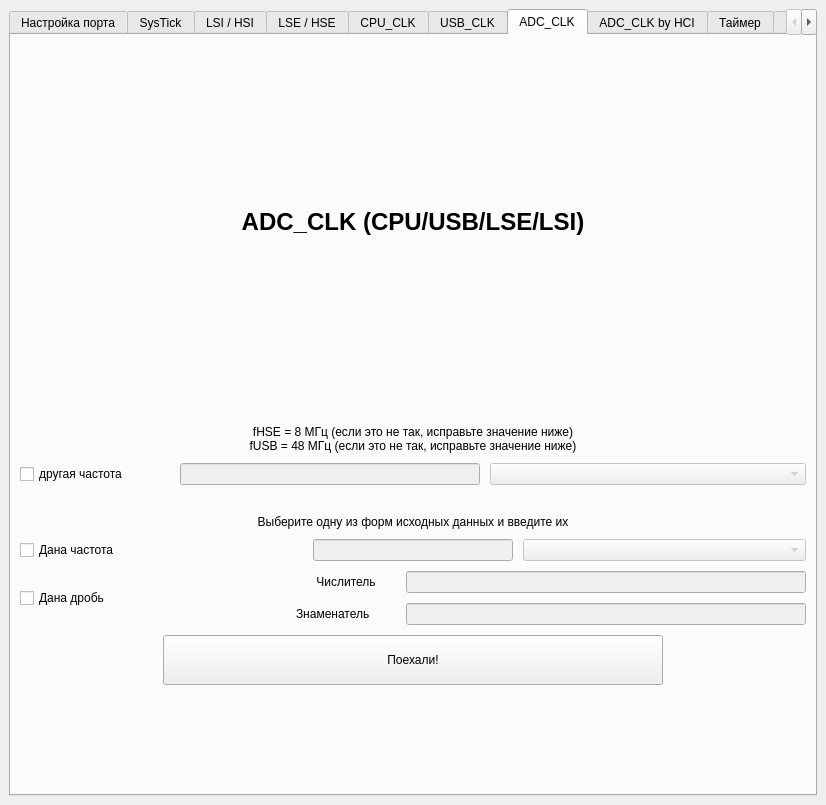
TimurRahimov/1986BE93Y-CodeGenerator, file main.ui: the form before one commit.
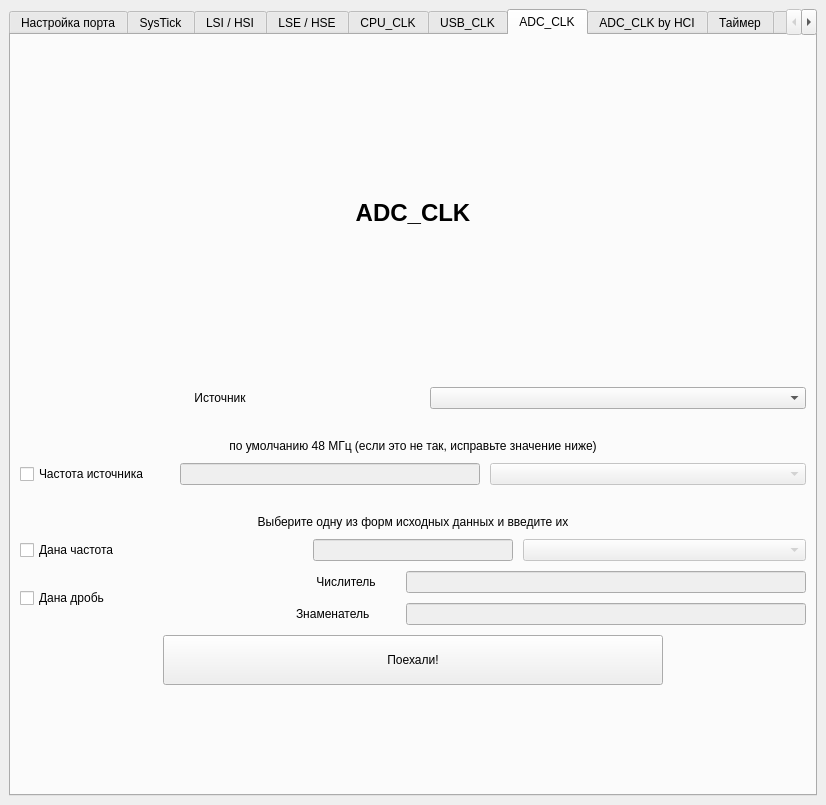
The form after the commit. The open tabs and pages were chosen to show the change.

Commit message: Add LSE LSI to ADC

The edit to the form file:
```diff
--- a/main.ui
+++ b/main.ui
@@ -1893,7 +1893,7 @@
              </font>
             </property>
             <property name="text">
-             <string>ADC_CLK (CPU/USB/LSE/LSI)</string>
+             <string>ADC_CLK</string>
             </property>
             <property name="alignment">
              <set>Qt::AlignCenter</set>
@@ -1908,6 +1908,54 @@
             <property name="bottomMargin">
              <number>100</number>
             </property>
+            <item>
+             <layout class="QHBoxLayout" name="horizontalLayout_53">
+              <property name="leftMargin">
+               <number>0</number>
+              </property>
+              <property name="rightMargin">
+               <number>0</number>
+              </property>
+              <property name="bottomMargin">
+               <number>0</number>
+              </property>
+              <item>
+               <widget class="QLabel" name="label_60">
+                <property name="minimumSize">
+                 <size>
+                  <width>400</width>
+                  <height>0</height>
+                 </size>
+                </property>
+                <property name="maximumSize">
+                 <size>
+                  <width>100</width>
+                  <height>16777215</height>
+                 </size>
+                </property>
+                <property name="text">
+                 <string>Источник</string>
+                </property>
+                <property name="alignment">
+                 <set>Qt::AlignCenter</set>
+                </property>
+               </widget>
+              </item>
+              <item>
+               <widget class="QComboBox" name="comboBox_10_source">
+                <property name="enabled">
+                 <bool>true</bool>
+                </property>
+                <property name="maximumSize">
+                 <size>
+                  <width>16777215</width>
+                  <height>16777215</height>
+                 </size>
+                </property>
+               </widget>
+              </item>
+             </layout>
+            </item>
             <item>
              <spacer name="horizontalSpacer_12">
               <property name="orientation">
@@ -1924,8 +1972,7 @@
             <item>
              <widget class="QLabel" name="label_38">
               <property name="text">
-               <string>fHSE = 8 МГц (если это не так, исправьте значение ниже)
-fUSB = 48 МГц (если это не так, исправьте значение ниже)</string>
+               <string>по умолчанию 48 МГц (если это не так, исправьте значение ниже)</string>
               </property>
               <property name="alignment">
                <set>Qt::AlignCenter</set>
@@ -1952,7 +1999,7 @@
                  </size>
                 </property>
                 <property name="text">
-                 <string>другая частота</string>
+                 <string>Частота источника</string>
                 </property>
                </widget>
               </item>
```
The commit also changes 2 other files.
